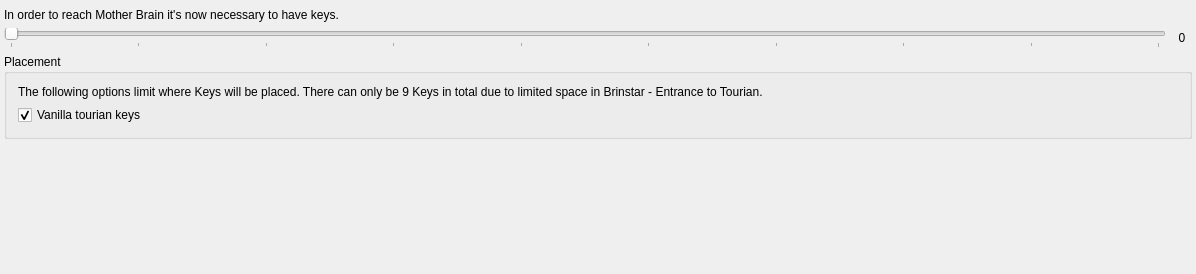
randovania/randovania, file randovania/gui/ui_files/preset_planets_zebeth_goal.ui: the form before one commit.
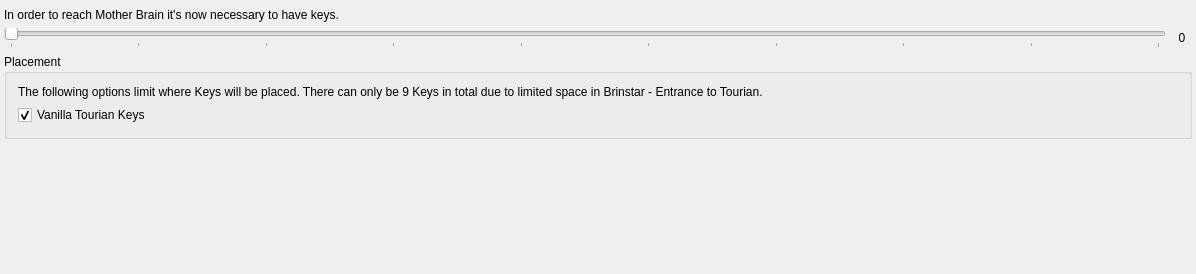
The form after the commit.

Commit message: Planets (Zebeth): Fixed item name not being uppercased

```diff
--- a/randovania/gui/ui_files/preset_planets_zebeth_goal.ui
+++ b/randovania/gui/ui_files/preset_planets_zebeth_goal.ui
@@ -107,7 +107,7 @@
           <string>&lt;html&gt;&lt;head/&gt;&lt;body&gt;&lt;p&gt;This will place only 2 keys and will force the keys on Kraid and Ridley&lt;/p&gt;&lt;/body&gt;&lt;/html&gt;</string>
          </property>
          <property name="text">
-          <string>Vanilla tourian keys</string>
+          <string>Vanilla Tourian Keys</string>
          </property>
          <property name="checked">
           <bool>true</bool>
```
